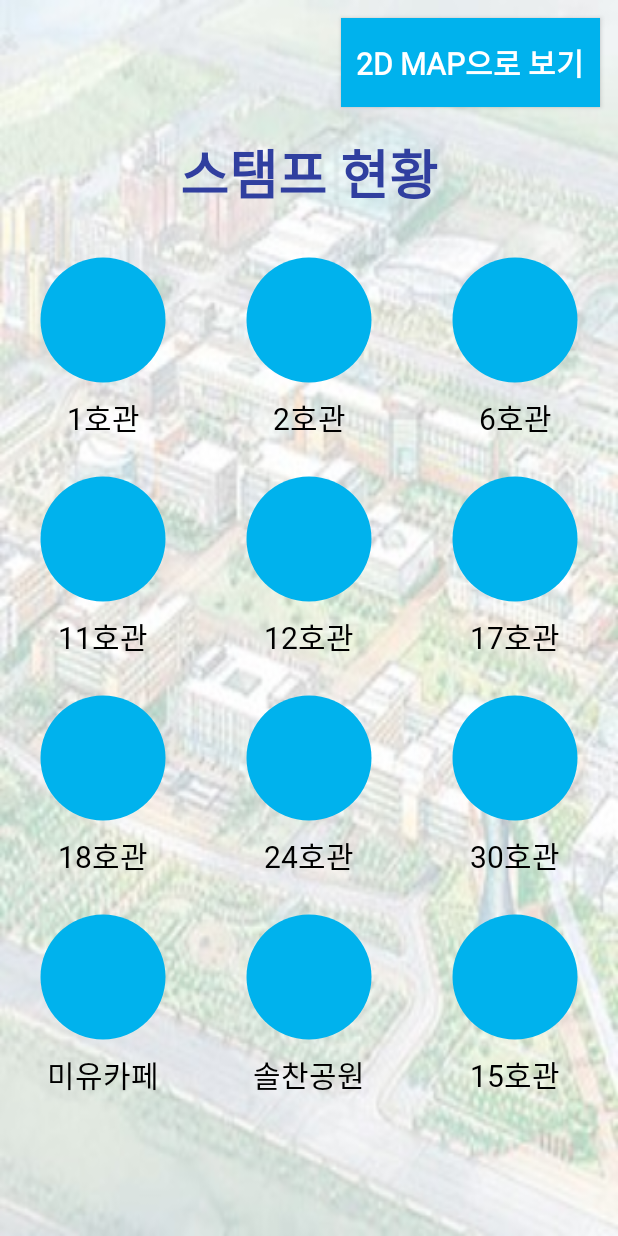
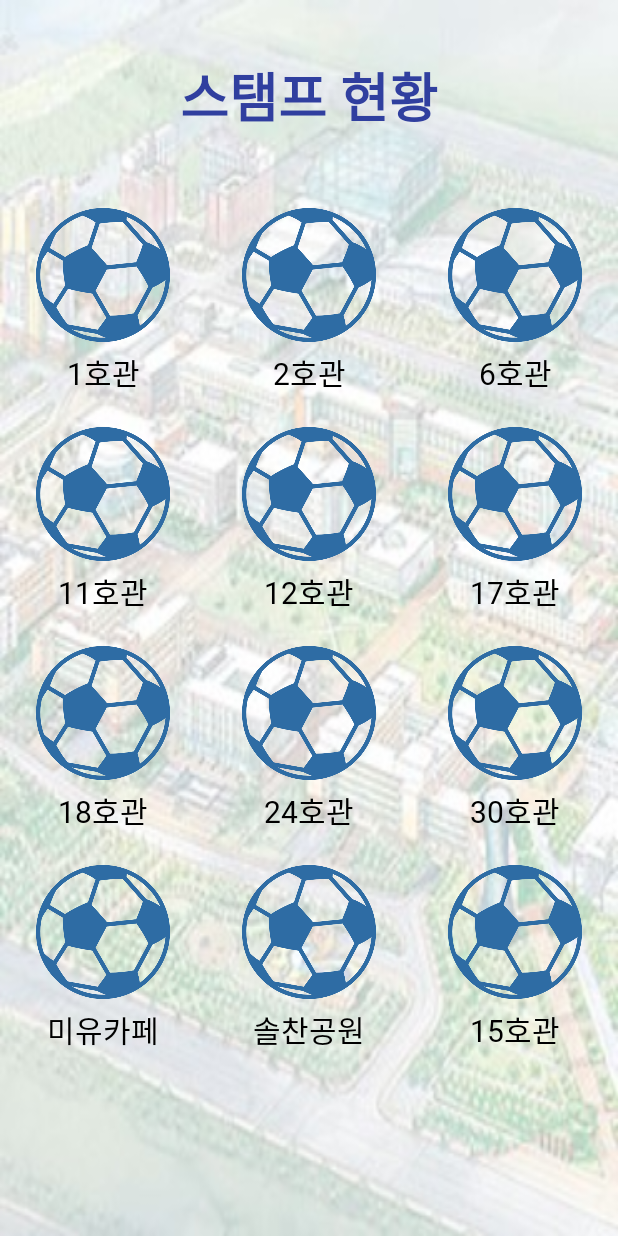
Before and after one commit to jeonghun98/INU-WITH-U, an Android app: the StampActivity screen opened directly, with no data from a screen before it, on a phone screen of 412 x 824 dp. Run offline under Robolectric (Android 15) with nearby library versions, the phone set to English and light mode, and no system bars; our stand-ins replace ButterKnife, Volley; network calls fail.

Commit message:
[ay.han] 2D map 진입위치 변경 (Stamp --> Main, Main내 Camera 대체), Stamp 내 Default 이미지 변경

```diff
--- a/app/src/main/java/org/techtown/iwu/StampActivity.java
+++ b/app/src/main/java/org/techtown/iwu/StampActivity.java
@@ -119,8 +119,8 @@ public class StampActivity extends AppCompatActivity {
         RequestQueue queue = Volley.newRequestQueue(StampActivity.this);
         queue.add(Request);
 
-
-        Mapstamp = (Button) findViewById(R.id.MapStamp); // stamp내의 2D MAP으로 스탬프현황 보기
+        //[ay.han] 2D Stamp는 Main에서 진입으로 디자인 변경
+        /*Mapstamp = (Button) findViewById(R.id.MapStamp); // stamp내의 2D MAP으로 스탬프현황 보기
         Mapstamp.setOnClickListener(new View.OnClickListener() {
             @Override
             public void onClick(View v) {
@@ -142,7 +142,7 @@ public class StampActivity extends AppCompatActivity {
 
                 startActivity(intent); // MapInStampActivity 수행
             }
-        });
+        });*/
     }
 
 
--- a/app/src/main/res/layout/activity_mainmap.xml
+++ b/app/src/main/res/layout/activity_mainmap.xml
@@ -19,7 +19,7 @@
     </FrameLayout>
 
     <ImageButton
-        android:id="@+id/maincam"
+        android:id="@+id/MapStamp"
         android:layout_width="50dp"
         android:layout_height="50dp"
         android:layout_marginStart="8dp"
@@ -29,7 +29,7 @@
 
         app:layout_constraintStart_toStartOf="parent"
         app:layout_constraintTop_toTopOf="parent"
-        app:srcCompat="@drawable/camera" />
+        app:srcCompat="@drawable/soccerball" />
 
     <ImageButton
         android:id="@+id/mainset"
--- a/app/src/main/res/layout/activity_stamp.xml
+++ b/app/src/main/res/layout/activity_stamp.xml
@@ -18,24 +18,7 @@
         android:orientation="vertical">
 
 
-        <Button
-            android:id="@+id/MapStamp"
-            android:text="2D MAP으로 보기"
 
-            android:layout_width="wrap_content"
-            android:layout_height="wrap_content"
-            android:layout_gravity="right"
-            android:gravity="center"
-
-            android:background="#00b2ed"
-            android:fontFamily="@font/pfstardust"
-            android:paddingHorizontal="10dip"
-            android:layout_margin="12dp"
-            android:textSize="20sp"
-            android:textStyle="bold"
-            android:layout_weight="1"
-
-            />
 
         <TextView
             android:id="@+id/text4"
@@ -49,10 +32,8 @@
             android:textSize="35sp"
             android:textStyle="bold"
             android:layout_weight="1"
-
+            android:layout_marginTop="30sp"
             />
-
-
 
         <GridLayout
             android:layout_width="match_parent"
@@ -61,6 +42,7 @@
             android:columnCount="3"
             android:orientation="horizontal"
             android:layout_weight="8"
+            android:layout_marginTop="20sp"
             >
 
 
@@ -76,9 +58,10 @@
                     android:layout_height="100dp"
                     android:layout_gravity="center"
                     android:layout_marginTop="16dp"
+                    android:padding="5dp"
                     android:background="@android:color/transparent"
                     android:scaleType="fitCenter"
-                    app:srcCompat="@drawable/icon" />
+                    app:srcCompat="@drawable/soccerball_blue" />
 
                 <TextView
                     android:layout_width="100dp"
@@ -106,9 +89,11 @@
                     android:layout_height="100dp"
                     android:layout_gravity="center"
                     android:layout_marginTop="16dp"
+                    android:padding="5dp"
+
                     android:background="@android:color/transparent"
                     android:scaleType="fitCenter"
-                    app:srcCompat="@drawable/icon" />
+                    app:srcCompat="@drawable/soccerball_blue" />
 
                 <TextView
                     android:layout_width="100dp"
@@ -134,9 +119,11 @@
                     android:layout_height="100dp"
                     android:layout_gravity="center"
                     android:layout_marginTop="16dp"
+                    android:padding="5dp"
+
                     android:background="@android:color/transparent"
                     android:scaleType="fitCenter"
-                    app:srcCompat="@drawable/icon" />
+                    app:srcCompat="@drawable/soccerball_blue" />
 
                 <TextView
                     android:layout_width="100dp"
@@ -163,9 +150,11 @@
                     android:layout_height="100dp"
                     android:layout_gravity="center"
                     android:layout_marginTop="16dp"
+                    android:padding="5dp"
+
                     android:background="@android:color/transparent"
                     android:scaleType="fitCenter"
-                    app:srcCompat="@drawable/icon" />
+                    app:srcCompat="@drawable/soccerball_blue" />
 
                 <TextView
                     android:layout_width="100dp"
@@ -193,9 +182,11 @@
                     android:layout_height="100dp"
                     android:layout_gravity="center"
                     android:layout_marginTop="16dp"
+                    android:padding="5dp"
+
                     android:background="@android:color/transparent"
                     android:scaleType="fitCenter"
-                    app:srcCompat="@drawable/icon" />
+                    app:srcCompat="@drawable/soccerball_blue" />
 
                 <TextView
                     android:layout_width="100dp"
@@ -221,9 +212,11 @@
                     android:layout_height="100dp"
                     android:layout_gravity="center"
                     android:layout_marginTop="16dp"
+                    android:padding="5dp"
+
                     android:background="@android:color/transparent"
                     android:scaleType="fitCenter"
-                    app:srcCompat="@drawable/icon" />
+                    app:srcCompat="@drawable/soccerball_blue" />
 
                 <TextView
                     android:layout_width="100dp"
@@ -250,9 +243,11 @@
                     android:layout_height="100dp"
                     android:layout_gravity="center"
                     android:layout_marginTop="16dp"
+                    android:padding="5dp"
+
                     android:background="@android:color/transparent"
                     android:scaleType="fitCenter"
-                    app:srcCompat="@drawable/icon" />
+                    app:srcCompat="@drawable/soccerball_blue" />
 
                 <TextView
                     android:layout_width="100dp"
@@ -280,9 +275,11 @@
                     android:layout_height="100dp"
                     android:layout_gravity="center"
                     android:layout_marginTop="16dp"
+                    android:padding="5dp"
+
                     android:background="@android:color/transparent"
                     android:scaleType="fitCenter"
-                    app:srcCompat="@drawable/icon" />
+                    app:srcCompat="@drawable/soccerball_blue" />
 
                 <TextView
                     android:layout_width="100dp"
@@ -308,9 +305,11 @@
                     android:layout_height="100dp"
                     android:layout_gravity="center"
                     android:layout_marginTop="16dp"
+                    android:padding="5dp"
+
                     android:background="@android:color/transparent"
                     android:scaleType="fitCenter"
-                    app:srcCompat="@drawable/icon" />
+                    app:srcCompat="@drawable/soccerball_blue" />
 
                 <TextView
                     android:layout_width="100dp"
@@ -338,9 +337,11 @@
                     android:layout_height="100dp"
                     android:layout_gravity="center"
                     android:layout_marginTop="16dp"
+                    android:padding="5dp"
+
                     android:background="@android:color/transparent"
                     android:scaleType="fitCenter"
-                    app:srcCompat="@drawable/icon" />
+                    app:srcCompat="@drawable/soccerball_blue" />
 
                 <TextView
                     android:layout_width="100dp"
@@ -369,9 +370,11 @@
                     android:layout_height="100dp"
                     android:layout_gravity="center"
                     android:layout_marginTop="16dp"
+                    android:padding="5dp"
+
                     android:background="@android:color/transparent"
                     android:scaleType="fitCenter"
-                    app:srcCompat="@drawable/icon"  />
+                    app:srcCompat="@drawable/soccerball_blue"  />
 
                 <TextView
                     android:layout_width="100dp"
@@ -399,9 +402,11 @@
                     android:layout_height="100dp"
                     android:layout_gravity="center"
                     android:layout_marginTop="16dp"
+                    android:padding="5dp"
+
                     android:background="@android:color/transparent"
                     android:scaleType="fitCenter"
-                    app:srcCompat="@drawable/icon"  />
+                    app:srcCompat="@drawable/soccerball_blue"  />
 
                 <TextView
                     android:id="@+id/stamp12txt"
@@ -417,10 +422,7 @@
 
             </LinearLayout>
 
-
         </GridLayout>
-
-
 
     </LinearLayout>
 
```
Also changed, not shown: app/src/main/java/org/techtown/iwu/MainButtonActivity.java (+29 -4 lines), app/src/main/res/drawable-v24/soccerbackground.jpg (added), app/src/main/res/drawable-v24/soccerball.png (added), app/src/main/res/drawable-v24/soccerball_blue.png (added).
